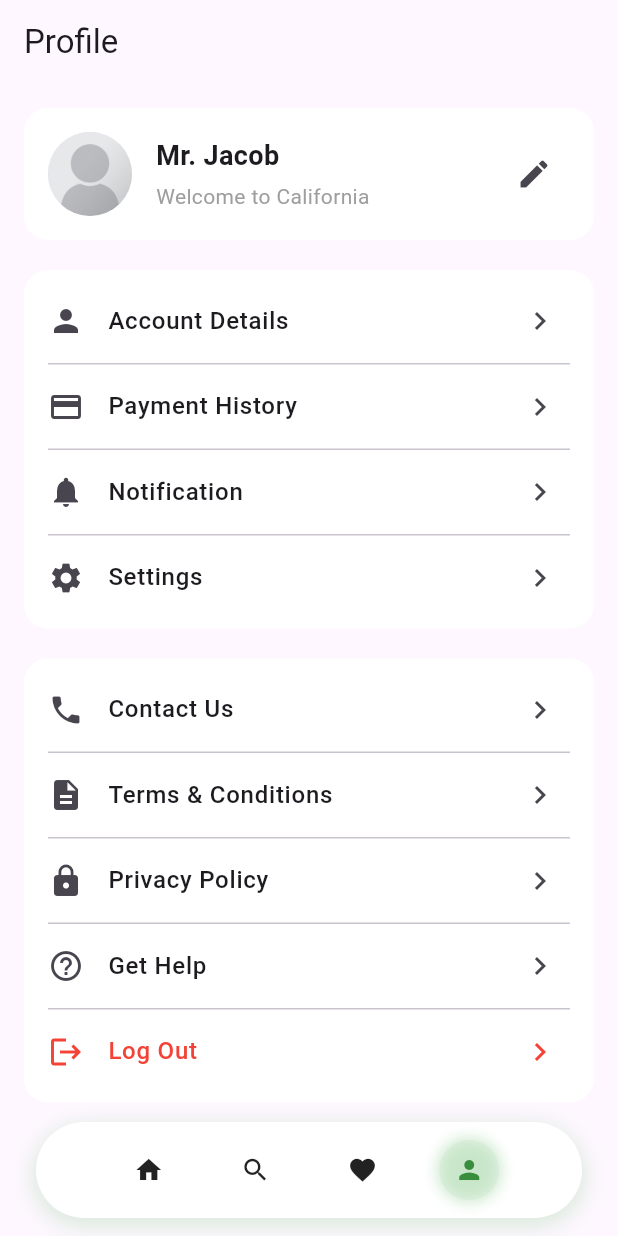
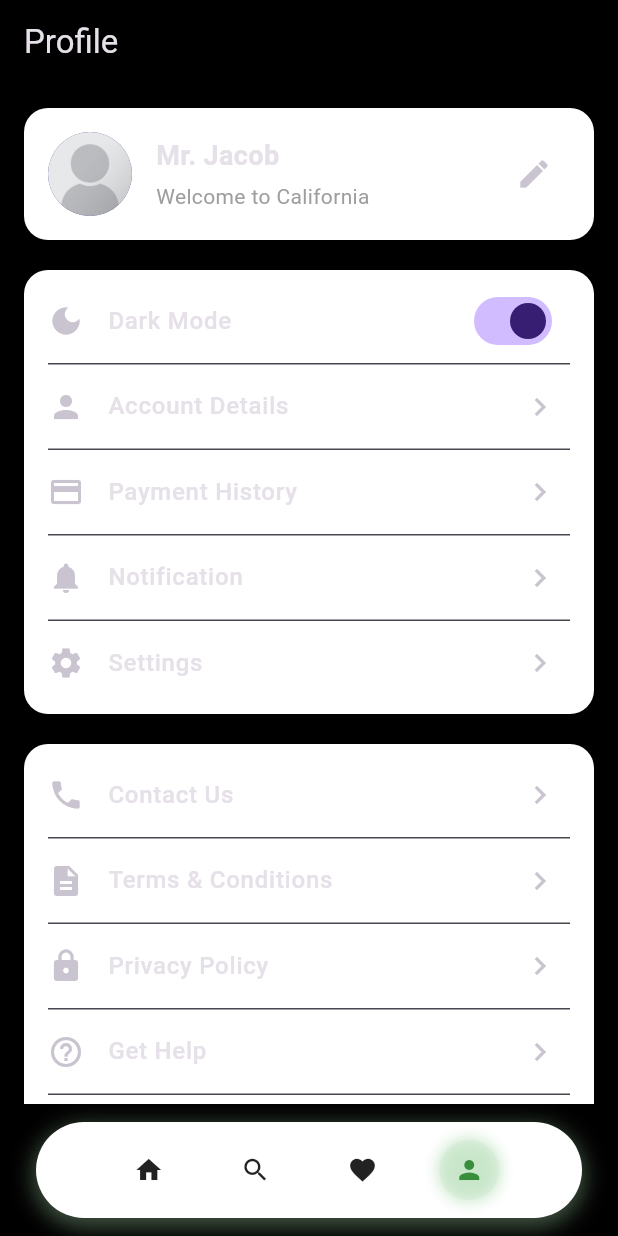
Before and after one commit to SJT-IT/fleetTest, a Flutter app: the screen it shows once a user with an empty profile is signed in, item 4 of the bottom bar chosen, on a phone screen of 412 x 824 dp. Run offline on Flutter 3.47's test engine with Material 3 defaults, Android fonts, the light colour scheme and no system bars; our stand-ins replace firebase_auth, firebase_core; accounts and stored records are empty; network calls fail.

Commit message:
Added Dark mode to system (themes; profile)

```diff
--- /dev/null
+++ b/lib/core/services/theme.dart
@@ -0,0 +1,14 @@
+import 'package:flutter/material.dart';
+
+class ThemeProvider extends ChangeNotifier {
+  bool _isDarkMode = true; // default = dark
+
+  bool get isDarkMode => _isDarkMode;
+
+  ThemeMode get themeMode => _isDarkMode ? ThemeMode.dark : ThemeMode.light;
+
+  void toggleTheme() {
+    _isDarkMode = !_isDarkMode;
+    notifyListeners();
+  }
+}
--- a/lib/features/auth/presentation/profile.dart
+++ b/lib/features/auth/presentation/profile.dart
@@ -1,5 +1,7 @@
 import 'package:flutter/material.dart';
+import 'package:provider/provider.dart';
 import 'package:test_case/features/auth/presentation/home.dart';
+import 'package:test_case/main.dart';
 import 'package:test_case/widget/custom_navbar.dart';
 import '../../../core/services/auth_service.dart';
 
@@ -156,9 +158,7 @@ Widget buildProfileStack(BuildContext context, Function(BuildContext) signOut) {
             children: [
               const CircleAvatar(
                 radius: 28,
-                backgroundImage: AssetImage(
-                  "assets/images/profile.png",
-                ), // sample
+                backgroundImage: AssetImage("assets/images/profile.png"),
               ),
               const SizedBox(width: 16),
               Expanded(
@@ -196,6 +196,26 @@ Widget buildProfileStack(BuildContext context, Function(BuildContext) signOut) {
           ),
           child: Column(
             children: [
+              // 🌙 DARK MODE TOGGLE (ADDED HERE)
+              ListTile(
+                leading: const Icon(Icons.dark_mode),
+                title: const Text(
+                  "Dark Mode",
+                  style: TextStyle(fontWeight: FontWeight.w500),
+                ),
+                trailing: Switch(
+                  value: Provider.of<ThemeProvider>(context).isDarkMode,
+                  onChanged: (_) {
+                    Provider.of<ThemeProvider>(
+                      context,
+                      listen: false,
+                    ).toggleTheme();
+                  },
+                ),
+              ),
+
+              _buildDivider(),
+
               _buildListTile(Icons.person, "Account Details"),
               _buildDivider(),
               _buildListTile(Icons.payment, "Payment History"),
@@ -226,6 +246,7 @@ Widget buildProfileStack(BuildContext context, Function(BuildContext) signOut) {
               _buildDivider(),
               _buildListTile(Icons.help_outline, "Get Help"),
               _buildDivider(),
+
               ListTile(
                 leading: const Icon(Icons.logout, color: Colors.red),
                 title: const Text(
--- a/lib/main.dart
+++ b/lib/main.dart
@@ -1,18 +1,38 @@
 import 'package:flutter/material.dart';
 import 'package:firebase_core/firebase_core.dart';
 import 'package:firebase_auth/firebase_auth.dart';
+import 'package:provider/provider.dart'; // <-- added
 import 'package:test_case/features/auth/presentation/home.dart';
 import 'package:test_case/features/auth/presentation/login.dart';
 import 'package:test_case/features/auth/presentation/profile.dart';
 import 'package:test_case/features/auth/presentation/signup.dart';
 
+// ----------------------
+// THEME PROVIDER
+// ----------------------
+class ThemeProvider extends ChangeNotifier {
+  bool _isDarkMode = true;
+
+  bool get isDarkMode => _isDarkMode;
+
+  ThemeMode get themeMode => _isDarkMode ? ThemeMode.dark : ThemeMode.light;
+
+  void toggleTheme() {
+    _isDarkMode = !_isDarkMode;
+    notifyListeners();
+  }
+}
+
 void main() async {
   WidgetsFlutterBinding.ensureInitialized();
-
-  // Initialize Firebase
   await Firebase.initializeApp();
 
-  runApp(const MyApp());
+  runApp(
+    ChangeNotifierProvider(
+      create: (_) => ThemeProvider(), // <-- added
+      child: const MyApp(),
+    ),
+  );
 }
 
 class MyApp extends StatelessWidget {
@@ -20,11 +40,24 @@ class MyApp extends StatelessWidget {
 
   @override
   Widget build(BuildContext context) {
+    final themeProvider = Provider.of<ThemeProvider>(context); // <-- added
+
     return MaterialApp(
       debugShowCheckedModeBanner: false,
+
+      // ----------------------
+      // DARK MODE ENABLED HERE
+      // ----------------------
+      themeMode: themeProvider.themeMode,
+      theme: ThemeData.light(),
+      darkTheme: ThemeData.dark().copyWith(
+        scaffoldBackgroundColor: Colors.black,
+        appBarTheme: const AppBarTheme(backgroundColor: Colors.black),
+      ),
+
       home: const AuthGate(),
 
-      // Register your routes
+      // Keep all your routes as-is
       routes: {
         '/login': (context) => const LoginPage(),
         '/signup': (context) => const SignUpScreen(),
@@ -35,7 +68,6 @@ class MyApp extends StatelessWidget {
   }
 }
 
-/// Gatekeeper that decides where to go based on login state
 class AuthGate extends StatelessWidget {
   const AuthGate({super.key});
 
@@ -50,12 +82,10 @@ class AuthGate extends StatelessWidget {
           );
         }
 
-        // No user signed in → go to Login
         if (!snapshot.hasData) {
           return const LoginPage();
         }
 
-        // User is signed in → go to Home
         return const HomePage();
       },
     );
--- a/pubspec.yaml
+++ b/pubspec.yaml
@@ -10,6 +10,7 @@ environment:
 dependencies:
   flutter:
     sdk: flutter
+  provider: ^6.0.5
 
   # UI
   cupertino_icons: ^1.0.8
```
Also changed, not shown: pubspec.lock.
